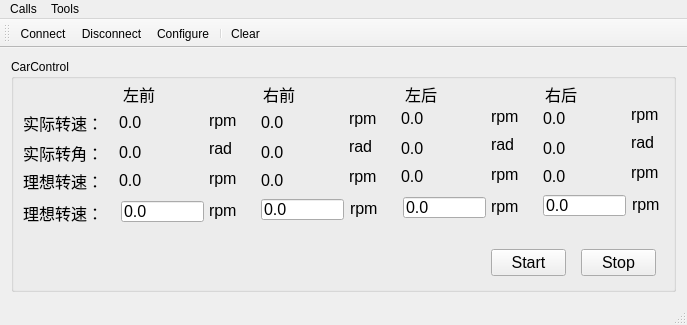
Before: the Qt Designer form serial_communication/src/PC/terminal/mainwindow.ui in yifan-Technology/smart-car, drawn with Qt 5.
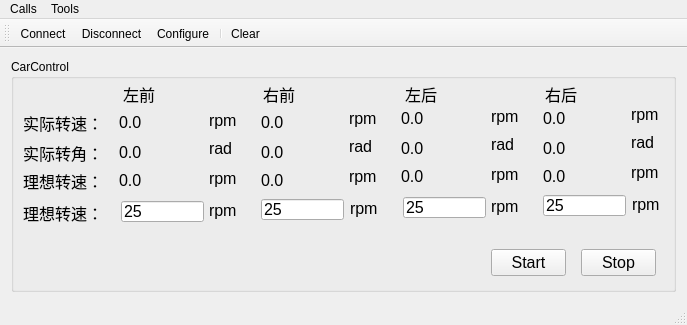
After: the same form once the commit is applied. Icons and pictures are not drawn.

Diff of the .ui file:
```diff
--- a/serial_communication/src/PC/terminal/mainwindow.ui
+++ b/serial_communication/src/PC/terminal/mainwindow.ui
@@ -125,7 +125,7 @@
         </font>
        </property>
        <property name="text">
-        <string>0.0 </string>
+        <string>25</string>
        </property>
       </widget>
       <widget class="QLabel" name="label_6">
@@ -215,7 +215,7 @@
         </font>
        </property>
        <property name="text">
-        <string>0.0 </string>
+        <string>25</string>
        </property>
       </widget>
       <widget class="QLabel" name="realRightFrontRA">
@@ -629,7 +629,7 @@
         </font>
        </property>
        <property name="text">
-        <string>0.0 </string>
+        <string>25</string>
        </property>
       </widget>
       <widget class="QLineEdit" name="sollRightBackRS_Test">
@@ -647,7 +647,7 @@
         </font>
        </property>
        <property name="text">
-        <string>0.0 </string>
+        <string>25</string>
        </property>
       </widget>
       <widget class="QLabel" name="label_23">
```
